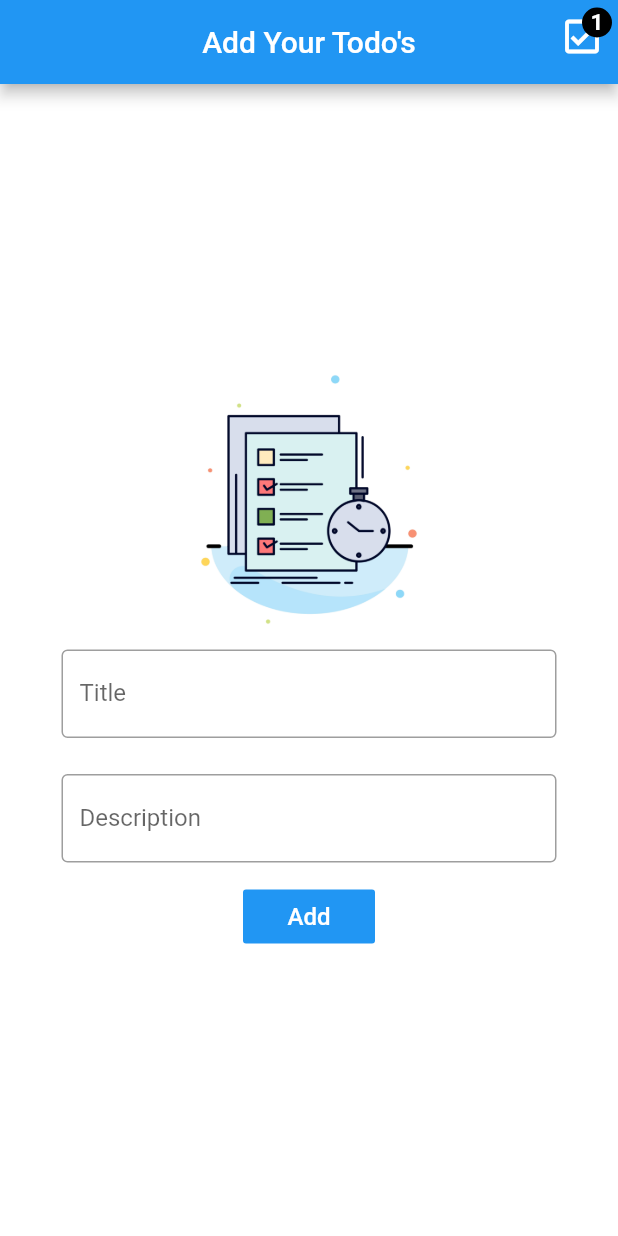
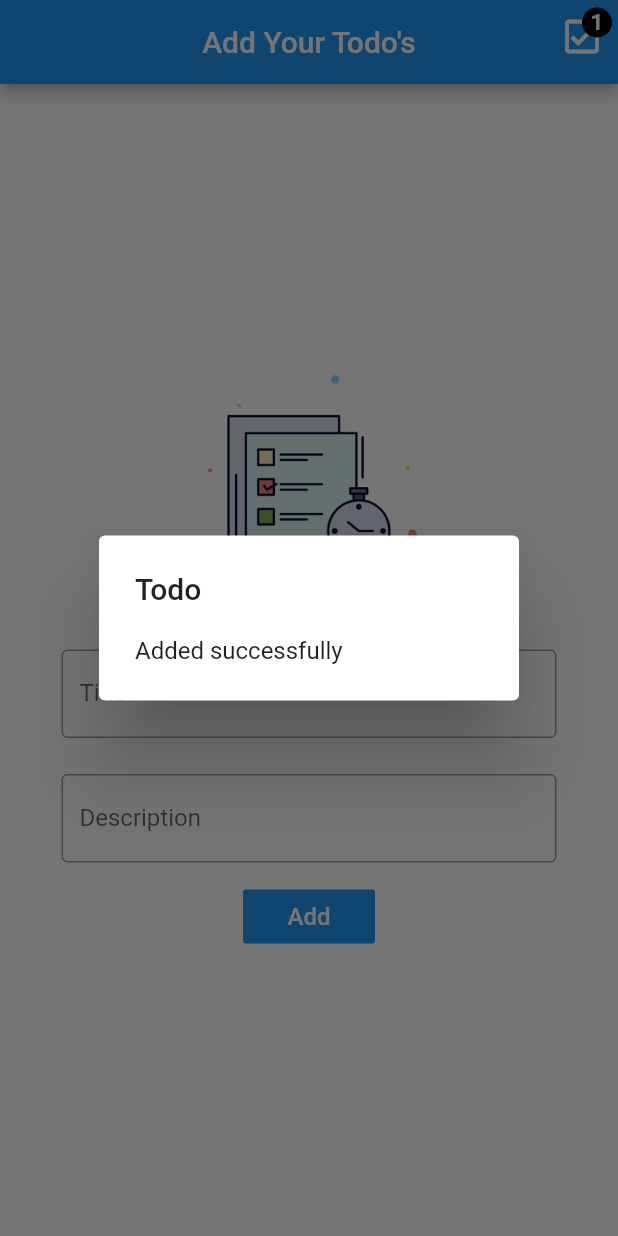
Before and after one commit to thesheerazali/TodoApp_Flutter, a Flutter app: the screen it shows after launch, after a tap on "Add", on a phone screen of 412 x 824 dp. Run offline on Flutter 3.47's test engine with Material 2 defaults, Android fonts, the phone set to English and light mode, and no system bars.

```diff
--- a/lib/pages/data_input_screen.dart
+++ b/lib/pages/data_input_screen.dart
@@ -98,6 +98,15 @@ class _DataInputScreenState extends State<DataInputScreen> {
 
                 _descriptionFieldController.clear();
                 _titleFieldController.clear();
+
+
+
+                showDialog(context: context, builder:(context) {
+                return const AlertDialog(
+                   title: Text("Todo"),
+                   content: Text("Added successfully"),
+                );
+               });
               },
               child: const Text(
                 'Add',
```
